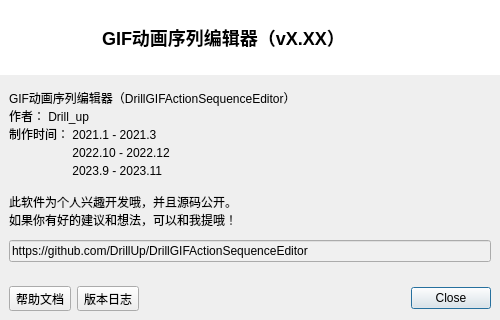
This is DrillGIFActionSequenceEditor/Source/MainModule/about/w_SoftwareAbout.ui in DrillUp/DrillGIFActionSequenceEditor as Qt 5 draws it before an edit. The edited form follows.
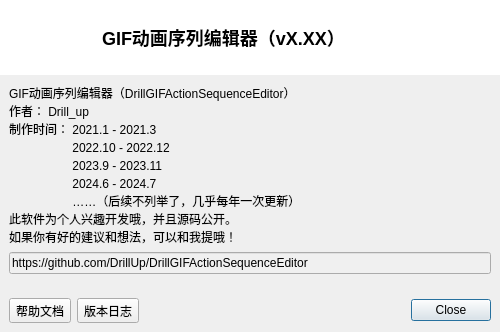
This is the edited form. Icons and pictures are not drawn.

Commit message: 版本号更新

What changed in the file:
```diff
--- a/DrillGIFActionSequenceEditor/Source/MainModule/about/w_SoftwareAbout.ui
+++ b/DrillGIFActionSequenceEditor/Source/MainModule/about/w_SoftwareAbout.ui
@@ -198,7 +198,8 @@
 制作时间： 2021.1 - 2021.3
 　　　　　 2022.10 - 2022.12
 　　　　　 2023.9 - 2023.11
-
+　　　　　 2024.6 - 2024.7
+　　　　　 ……（后续不列举了，几乎每年一次更新）
 此软件为个人兴趣开发哦，并且源码公开。
 如果你有好的建议和想法，可以和我提哦！</string>
            </property>
```
The commit also changes 2 other files.
